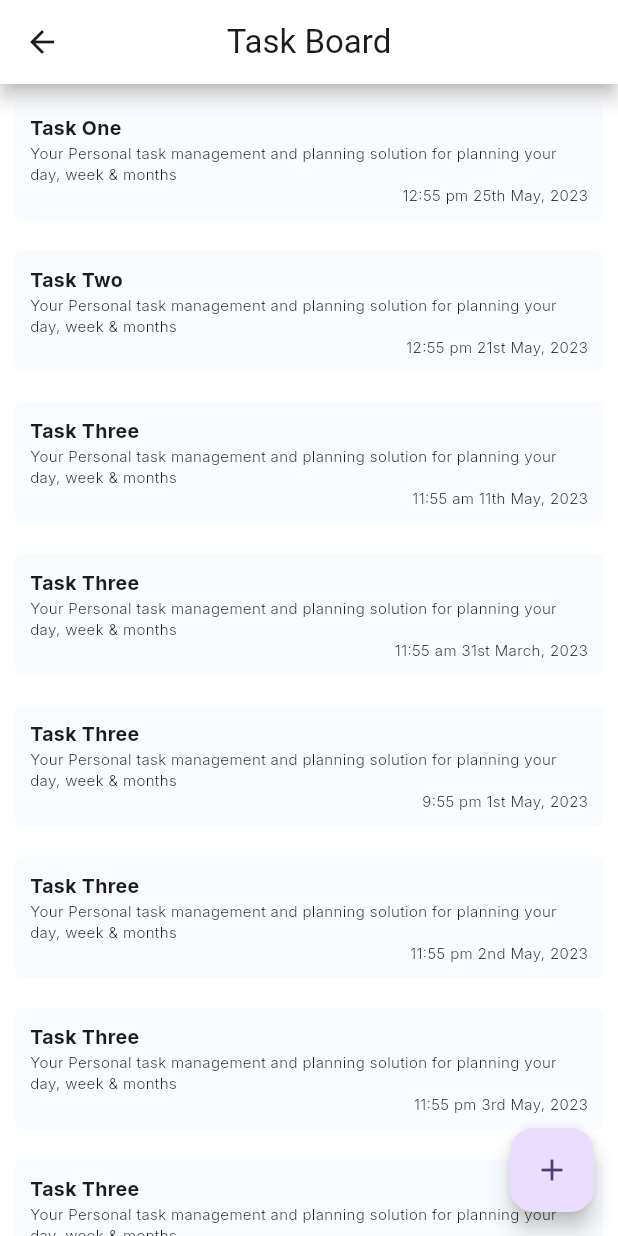
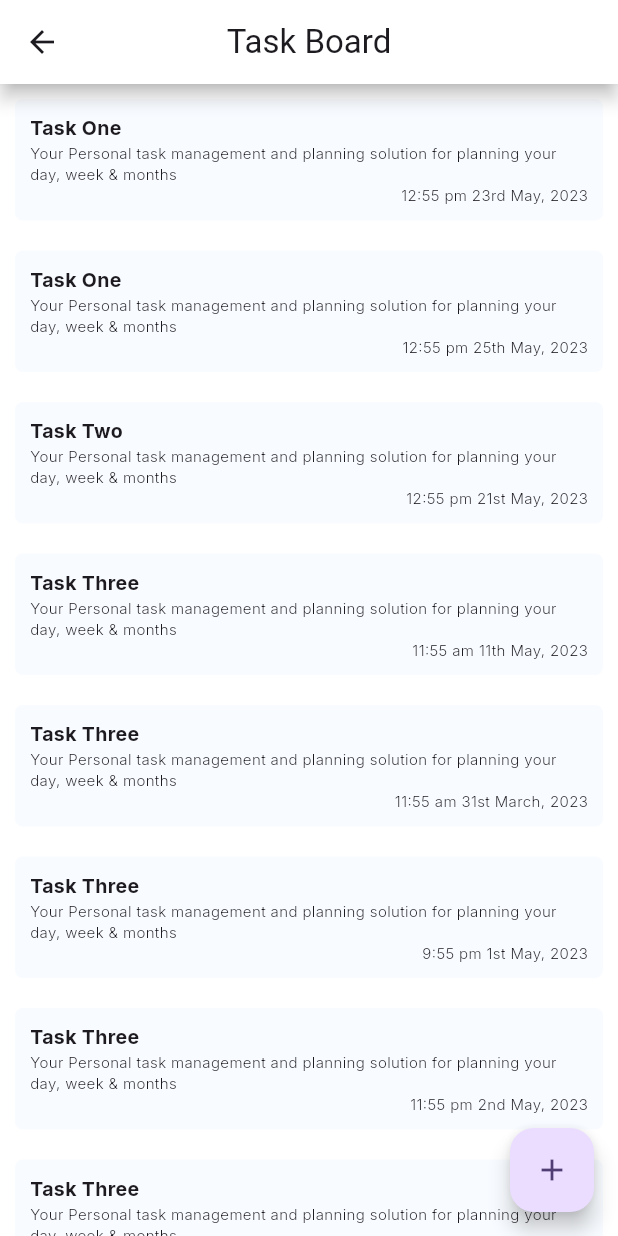
Before and after one commit to Moon422/flutter_assignment_1, a Flutter app: the TaskBoardPage screen opened directly, on a phone screen of 412 x 824 dp. Run offline on Flutter 3.47's test engine with Material 2 defaults, Android fonts, the phone set to English and light mode, and no system bars; our stand-ins replace google_fonts.

```diff
--- a/lib/screens/taskboard.dart
+++ b/lib/screens/taskboard.dart
@@ -11,6 +11,12 @@ class TaskBoardPage extends StatefulWidget {
 
 class _TaskBoardPageState extends State<TaskBoardPage> {
   List<TaskCardData> tasks = [
+    TaskCardData(
+      title: "Task One",
+      description:
+          "Your Personal task management and planning solution for planning your day, week & months",
+      deadline: DateTime(2023, 5, 23, 12, 55),
+    ),
     TaskCardData(
       title: "Task One",
       description:
```
